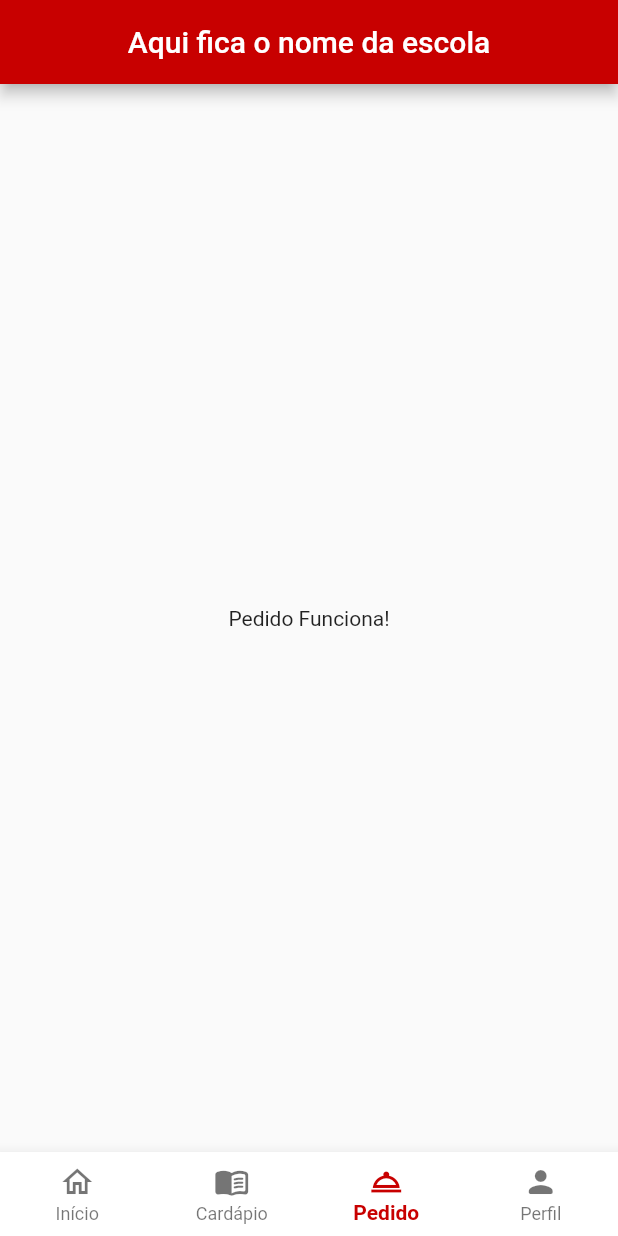
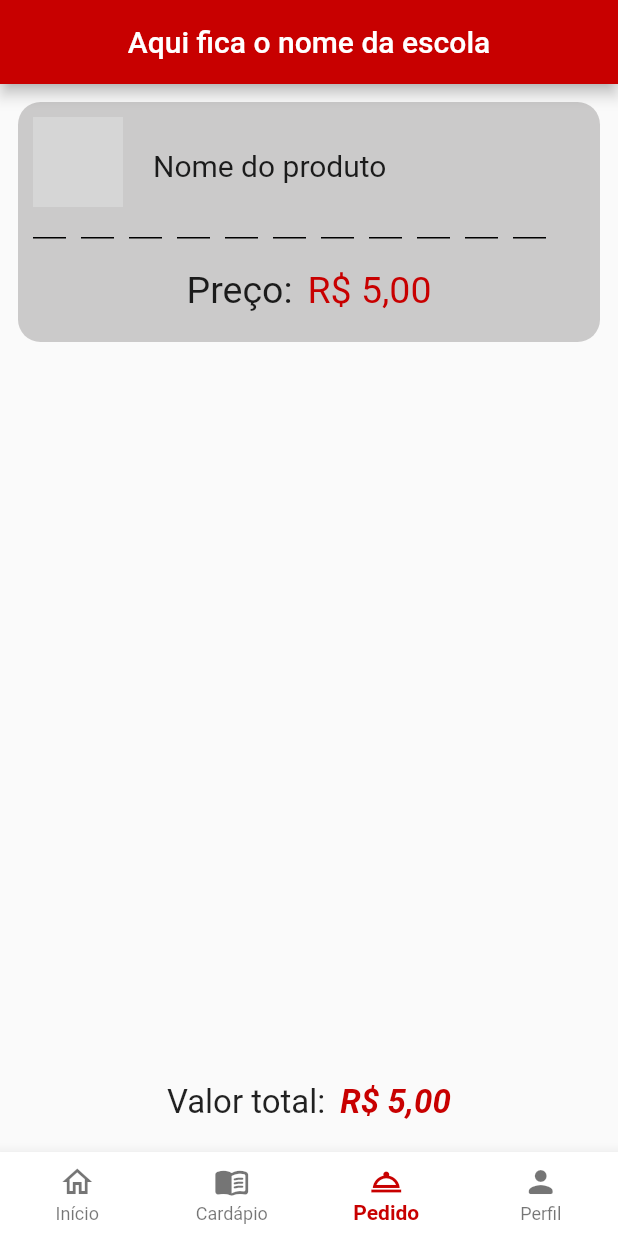
Before and after one commit to guilhermefmmachado/cantina_jit, a Flutter app: the screen it shows after launch, item 3 of the bottom bar chosen, on a phone screen of 412 x 824 dp. Run offline on Flutter 3.47's test engine with Material 2 defaults, Android fonts, the phone set to English and light mode, and no system bars; drawn by our look-alikes of dotted_line; grey boxes are pictures that could not be loaded.

Commit message:
Add files via upload

```diff
--- a/lib/views/pedido.dart
+++ b/lib/views/pedido.dart
@@ -1,17 +1,135 @@
+// ignore_for_file: prefer_const_constructors, prefer_const_literals_to_create_immutables, unused_local_variable
+
+import 'package:cantina_jit/auxiliar-classes/app_color_palette.dart';
+import 'package:dotted_line/dotted_line.dart';
 import 'package:flutter/material.dart';
 
 class PedidoView extends StatefulWidget {
   const PedidoView({ Key? key }) : super(key: key);
 
+
   @override
   State<PedidoView> createState() => _PedidoViewState();
 }
+
 
 class _PedidoViewState extends State<PedidoView> {
   @override
   Widget build(BuildContext context) {
     return Scaffold(
-      body: Center(child: Text("Pedido Funciona!")),
+      body: Column(
+        children: [
+          Expanded(
+            child: ListView(
+              children: [
+                //? Cards dos pedidos
+                Container(
+                  //* estilização do card
+                  margin: EdgeInsets.fromLTRB(12, 12, 12, 15),
+                  padding: EdgeInsets.all(10),
+                  height: 160,
+                  width: MediaQuery.of(context).size.width,
+                  decoration: BoxDecoration(
+                    color: Color.fromARGB(60, 51, 46, 46),
+                    borderRadius: BorderRadius.circular(15)
+                  ),
+                  //* conteúdo do card
+                  child: Column(
+                    children: [
+                      Row(
+                        children: [
+                          ClipRRect(
+                            child: Image.asset(
+                              'assets/system_images/product-icon.png',
+                              width: 60
+                            ),
+                            borderRadius: const BorderRadius.all(Radius.circular(5)),
+                          ),
+                          Padding(
+                            padding: EdgeInsets.only(left: 20, top: 5),
+                            child: Text(
+                              //! variável
+                              'Nome do produto',
+                              style: TextStyle(
+                                fontSize: 20
+                              ),
+                            ),
+                          )
+                        ],
+                      ),
+                      //* divisória
+                      Padding(
+                        padding: EdgeInsets.only(top: 20),
+                        child: DottedLine(
+                          dashLength: 22,
+                          dashGapLength: 10,
+                        ),
+                      ),
+                      //* preço do produto
+                      Padding(
+                        padding: EdgeInsets.only(top: 20),
+                        child: Row(
+                          mainAxisAlignment: MainAxisAlignment.center,
+                          children: [
+                            Text(
+                              'Preço:',
+                              style: TextStyle(
+                                fontSize: 25
+                              ),
+                            ),
+                            Padding(
+                              padding: EdgeInsets.only(left: 10),
+                              child: Text(
+                                //! variável
+                                'R\$ 5,00',
+                                style: TextStyle(
+                                  fontSize: 25,
+                                  color: AppColorPalette.redMain
+                                ),
+                              ),
+                            )
+                          ],
+                        ),
+                      )
+                    ],
+                  ),
+                ),
+              ],
+            ),
+          ),
+          //? Valor total da compra
+          SizedBox(
+            width: MediaQuery.of(context).size.width,
+            child: Padding(
+              padding: EdgeInsets.all(20),
+              child: Row(
+                mainAxisAlignment: MainAxisAlignment.center,
+                children: [
+                  Text(
+                    'Valor total:',
+                    style: TextStyle(
+                      fontSize: 22
+                    ),
+                  ),
+                  Padding(
+                    padding: EdgeInsets.only(left: 10),
+                    child: Text(
+                      //! variável
+                      'R\$ 5,00',
+                      style: TextStyle(
+                        color: AppColorPalette.redMain,
+                        fontStyle: FontStyle.italic,
+                        fontWeight: FontWeight.bold,
+                        fontSize: 22
+                      ),
+                    ),
+                  )
+                ],
+              ),
+            ),
+          )
+        ],
+      ),
     );
   }
 }
```
